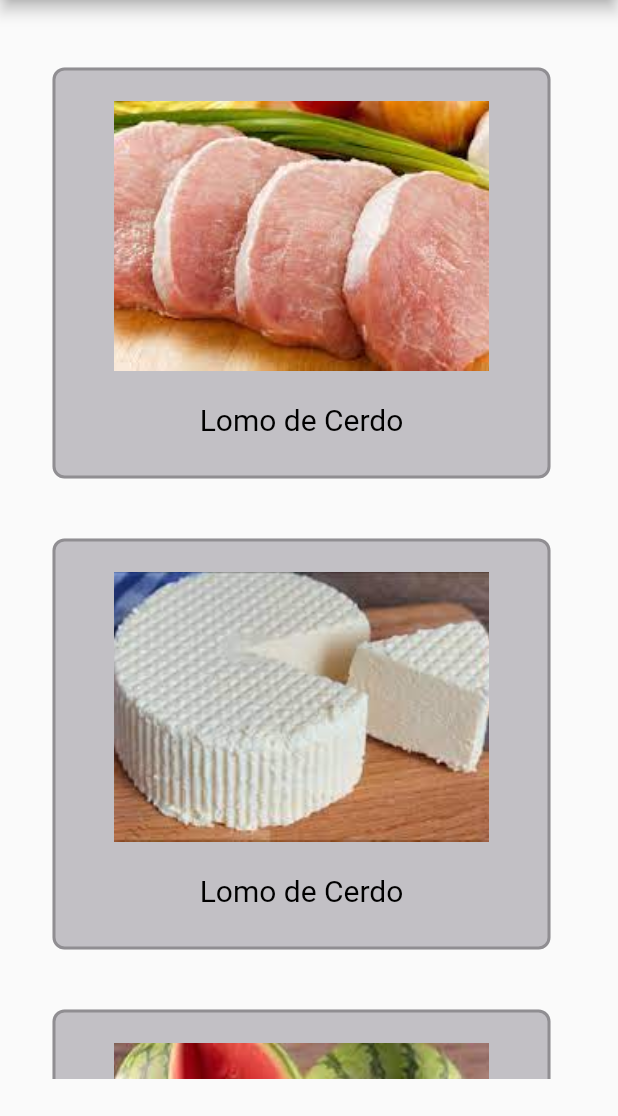
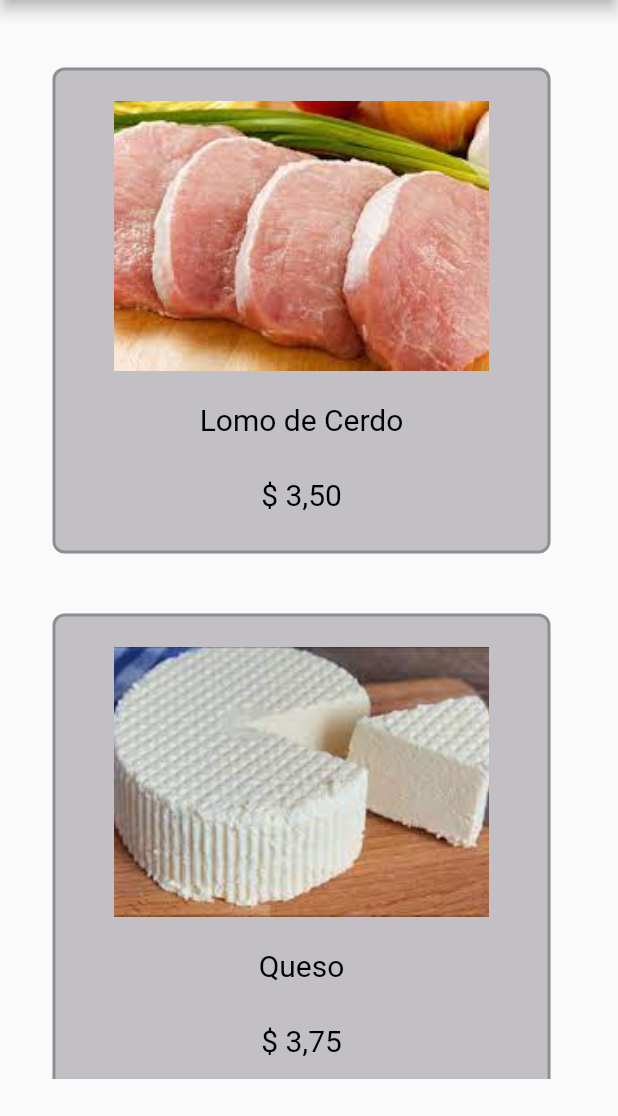
Before and after one commit to ferdeX64/prowessagronomia, a Flutter app: the screen it shows after launch, on a phone screen of 412 x 824 dp, the part 120-1236 px from its top. Run offline on Flutter 3.47's test engine with Material 2 defaults, Android fonts, the phone set to English and light mode, and no system bars; our stand-ins replace accordion, sliding_up_panel.

Commit message:
Actualización HomePage

```diff
--- a/lib/src/models/home_page_model.dart
+++ b/lib/src/models/home_page_model.dart
@@ -3,3 +3,13 @@ class ProductsShareProduct {
 
   ProductsShareProduct(this.icon);
 }
+class ProductsShareName {
+  String name = "";
+
+  ProductsShareName(this.name);
+}
+class ProductsSharePrices {
+  String price = "";
+
+  ProductsSharePrices(this.price);
+}
--- a/lib/src/pages/homepage.dart
+++ b/lib/src/pages/homepage.dart
@@ -15,11 +15,16 @@ class Homepage extends StatefulWidget {
 
 class _HomepageState extends State<Homepage> {
   late List<ProductsShareProduct> mList1;
+  late List<ProductsShareName> mList2;
+  late List<ProductsSharePrices> mList3;
 
   @override
   void initState() {
     super.initState();
     mList1 = productsImageList();
+    mList2 = productsNameList();
+    mList3 = productsPricesList();
+
   }
   @override
   Widget build(BuildContext context) {
@@ -77,8 +82,13 @@ class _HomepageState extends State<Homepage> {
                     children: <Widget>[
                       Image.asset(mList1[index].icon,
                           height: 180, width: 250, fit: BoxFit.cover),
-                      const Text("Lomo de Cerdo",
-                        style: TextStyle(
+                      Text( mList2[index].name,
+                        style: const TextStyle(
+                          fontWeight: FontWeight.w400,
+                          fontSize: 20,
+                          color: Colors.black, height:2.5),),
+                      Text(mList3[index].price,
+                        style: const TextStyle(
                           fontWeight: FontWeight.w400,
                           fontSize: 20,
                           color: Colors.black, height:2.5),),
--- /dev/null
+++ b/lib/src/utils/home_page_list_name.dart
@@ -0,0 +1,3 @@
+const lomoCerdoname = "Lomo de Cerdo";
+const quesoname = "Queso";
+const sandianame = "Sandía";
--- /dev/null
+++ b/lib/src/utils/home_page_list_prices.dart
@@ -0,0 +1,3 @@
+const lomoCerdoprice = r"$ 3,50";
+const quesoprice = r"$ 3,75";
+const sandiaprice = r"$ 1,50";
--- a/lib/src/utils/productos_home_page.dart
+++ b/lib/src/utils/productos_home_page.dart
@@ -1,4 +1,6 @@
 import 'package:prowessagronomia/src/models/home_page_model.dart';
+import 'package:prowessagronomia/src/utils/home_page_list_name.dart';
+import 'package:prowessagronomia/src/utils/home_page_list_prices.dart';
 import 'home_page_list_images.dart';
 
 
@@ -16,3 +18,33 @@ List<ProductsShareProduct> productsImageList() {
 
   return list;
 }
+
+List<ProductsShareName> productsNameList() {
+  List<ProductsShareName> list = [];
+
+  var list1 = ProductsShareName(lomoCerdoname);
+  list.add(list1);
+
+  var list2 = ProductsShareName(quesoname);
+  list.add(list2);
+
+  var list3 = ProductsShareName(sandianame);
+  list.add(list3);
+
+  return list;
+}
+
+List<ProductsSharePrices> productsPricesList() {
+  List<ProductsSharePrices> list = [];
+
+  var list1 = ProductsSharePrices(lomoCerdoprice);
+  list.add(list1);
+
+  var list2 = ProductsSharePrices(quesoprice);
+  list.add(list2);
+
+  var list3 = ProductsSharePrices(sandiaprice);
+  list.add(list3);
+
+  return list;
+}
```
